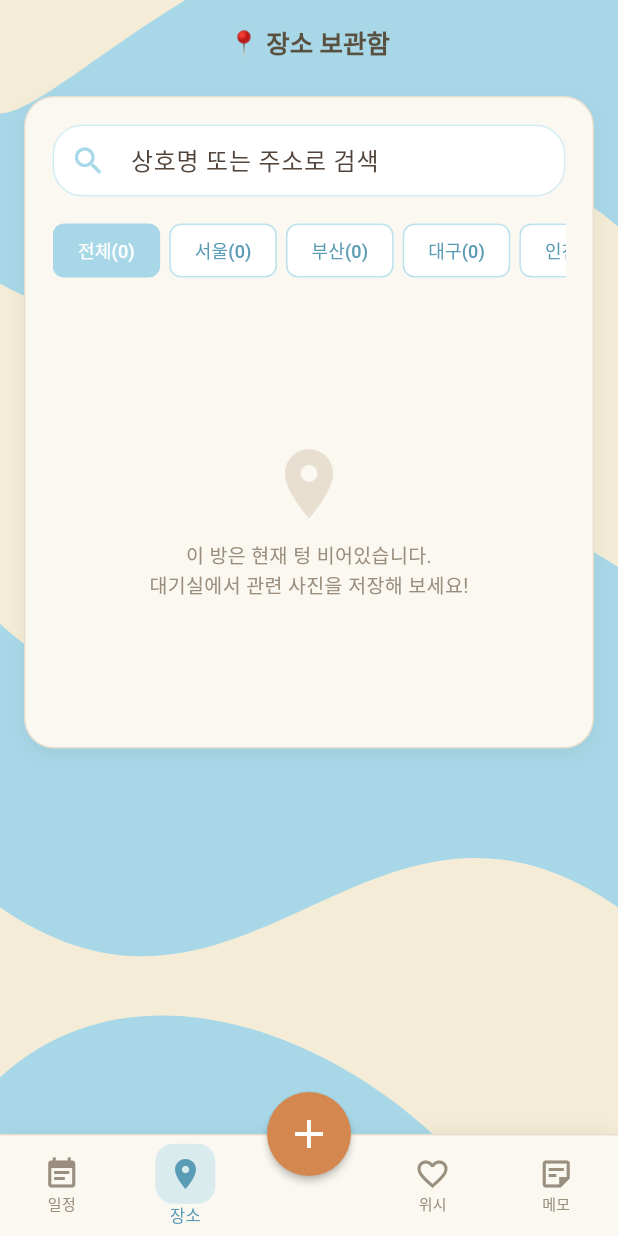
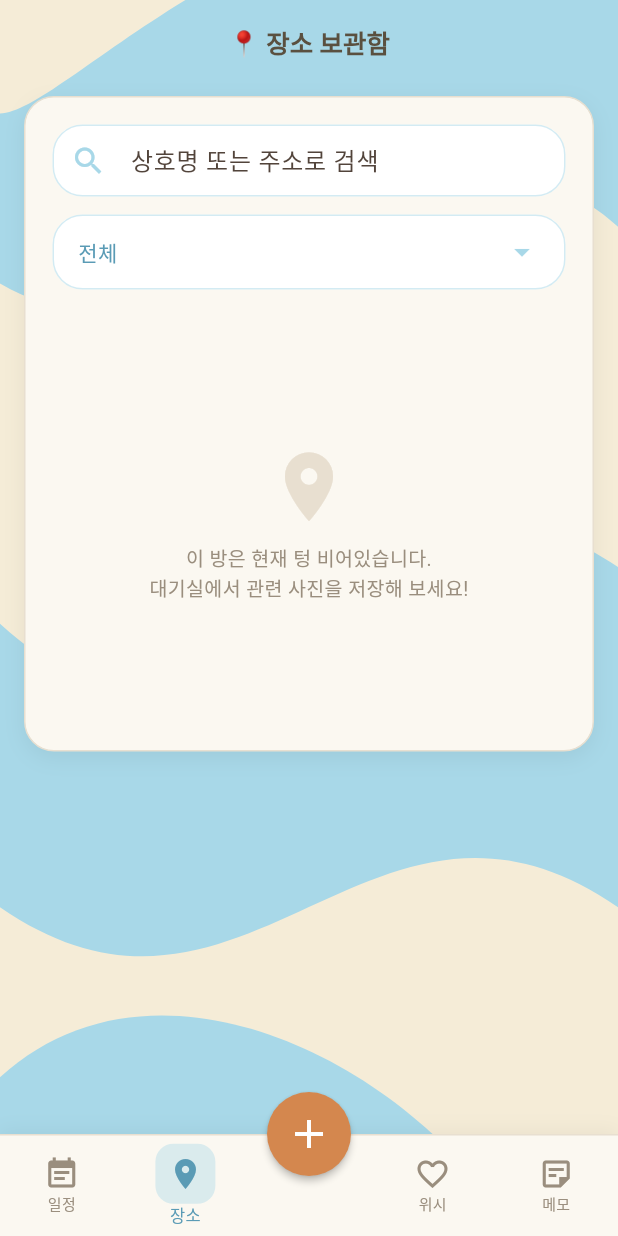
Before and after one commit to costlysiya/capstone-2026-team-35, a Flutter app: the screen it shows after launch, item 2 of the bottom bar chosen, on a phone screen of 412 x 824 dp. Run offline on Flutter 3.47's test engine with Material 3 defaults, Android fonts, the phone set to English and light mode, and no system bars; our stand-ins replace dio, flutter_riverpod, image_cropper, image_picker, sqflite, sqflite_common_ffi and 1 more; missing offline and left inert: google_mlkit_text_recognition, tflite_flutter; accounts and stored records are empty; statements that could not run were skipped.

Commit message:
feat: add multi-select dropdown region filter with overseas option and fix checkbox state bug

```diff
--- a/lib/main.dart
+++ b/lib/main.dart
@@ -199,7 +199,7 @@ final placeLocationProvider = Provider((ref) => TextEditingController());
 final savedCardsProvider = StateProvider<List<Map<String, dynamic>>>((ref) => []);
 
 // 장소 탭 전용 상태
-final placeRegionProvider = StateProvider<String>((ref) => '전체');
+final placeRegionProvider = StateProvider<Set<String>>((ref) => {});
 final placeSearchProvider = StateProvider<String>((ref) => '');
 
 // 🗓️ 캘린더 관련 상태 (일정 보관함)
@@ -1821,9 +1821,16 @@ class HomeScreen extends ConsumerWidget {
                                         if (!title.contains(searchStr) && !extra.contains(searchStr)) return false;
                                       }
 
-                                      if (region != '전체') {
+                                      if (region.isNotEmpty) {
                                         final extra = (c['extraInfo'] ?? '').toString();
-                                        if (!extra.contains(region)) return false;
+                                        bool regionMatched = false;
+                                        for (String r in region) {
+                                          if (extra.contains(r)) {
+                                            regionMatched = true;
+                                            break;
+                                          }
+                                        }
+                                        if (!regionMatched) return false;
                                       }
                                       return true;
                                     }
@@ -1924,32 +1931,93 @@ class HomeScreen extends ConsumerWidget {
                                             ),
                                           ),
                                           const SizedBox(height: 12),
-                                          // 지역 필터 칩들 (가로 스크롤)
-                                          SingleChildScrollView(
-                                            scrollDirection: Axis.horizontal,
-                                            child: Row(
-                                              children: ['전체', '서울', '부산', '대구', '인천', '광주', '대전', '울산', '경기', '강원', '충청', '전라', '경북', '경남', '제주'].map((region) {
-                                                int count = 0;
-                                                if (region == '전체') {
-                                                  count = savedCards.where((c) => c['categoryId'] == 1).length;
-                                                } else {
-                                                  count = savedCards.where((c) => c['categoryId'] == 1 && (c['extraInfo'] ?? '').toString().contains(region)).length;
+                                          // 다중 선택 지역 필터 드롭다운 버튼
+                                          Builder(
+                                            builder: (ctx) {
+                                              final selectedRegions = ref.watch(placeRegionProvider);
+                                              final allRegions = ['서울', '부산', '대구', '인천', '광주', '대전', '울산', '경기', '강원', '충청', '전라', '경북', '경남', '제주', '해외'];
+                                              String btnText = '전체';
+                                              if (selectedRegions.isNotEmpty) {
+                                                btnText = selectedRegions.first;
+                                                if (selectedRegions.length > 1) {
+                                                  btnText += ' 외 ${selectedRegions.length - 1}곳';
                                                 }
-                                                final isSelected = ref.watch(placeRegionProvider) == region;
-                                                return Padding(
-                                                  padding: const EdgeInsets.only(right: 6),
-                                                  child: ChoiceChip(
-                                                    label: Text('$region($count)', style: TextStyle(fontSize: 12, color: isSelected ? Colors.white : SoseangTheme.placeDark)),
-                                                    selected: isSelected,
-                                                    selectedColor: SoseangTheme.placeColor,
-                                                    backgroundColor: Colors.white,
-                                                    side: BorderSide(color: SoseangTheme.placeColor.withOpacity(0.5)),
-                                                    showCheckmark: false,
-                                                    onSelected: (_) => ref.read(placeRegionProvider.notifier).state = region,
+                                              }
+                                              return InkWell(
+                                                onTap: () {
+                                                  showDialog(
+                                                    context: context,
+                                                    builder: (dCtx) {
+                                                      final currentSelected = Set<String>.from(ref.read(placeRegionProvider));
+                                                      return StatefulBuilder(
+                                                        builder: (context, setState) {
+                                                          return AlertDialog(
+                                                            title: const Text('지역 다중 선택', style: TextStyle(fontSize: 16, fontWeight: FontWeight.bold)),
+                                                            contentPadding: const EdgeInsets.only(top: 12, bottom: 0),
+                                                            content: SizedBox(
+                                                              width: double.maxFinite,
+                                                              child: ListView.builder(
+                                                                shrinkWrap: true,
+                                                                itemCount: allRegions.length,
+                                                                itemBuilder: (context, index) {
+                                                                  final region = allRegions[index];
+                                                                  final count = savedCards.where((c) => c['categoryId'] == 1 && (c['extraInfo'] ?? '').toString().contains(region)).length;
+                                                                  return CheckboxListTile(
+                                                                    title: Text('$region ($count)', style: const TextStyle(fontSize: 14)),
+                                                                    value: currentSelected.contains(region),
+                                                                    activeColor: SoseangTheme.placeColor,
+                                                                    dense: true,
+                                                                    controlAffinity: ListTileControlAffinity.leading,
+                                                                    onChanged: (val) {
+                                                                      setState(() {
+                                                                        if (val == true) {
+                                                                          currentSelected.add(region);
+                                                                        } else {
+                                                                          currentSelected.remove(region);
+                                                                        }
+                                                                      });
+                                                                    },
+                                                                  );
+                                                                },
+                                                              ),
+                                                            ),
+                                                            actions: [
+                                                              TextButton(
+                                                                onPressed: () => setState(() => currentSelected.clear()),
+                                                                child: const Text('초기화', style: TextStyle(color: SoseangTheme.textMuted)),
+                                                              ),
+                                                              ElevatedButton(
+                                                                onPressed: () {
+                                                                  ref.read(placeRegionProvider.notifier).state = currentSelected;
+                                                                  Navigator.pop(dCtx);
+                                                                },
+                                                                style: ElevatedButton.styleFrom(backgroundColor: SoseangTheme.placeColor, foregroundColor: Colors.white),
+                                                                child: const Text('적용'),
+                                                              ),
+                                                            ],
+                                                          );
+                                                        },
+                                                      );
+                                                    }
+                                                  );
+                                                },
+                                                child: Container(
+                                                  padding: const EdgeInsets.symmetric(horizontal: 16, vertical: 12),
+                                                  decoration: BoxDecoration(
+                                                    color: Colors.white,
+                                                    borderRadius: BorderRadius.circular(20),
+                                                    border: Border.all(color: SoseangTheme.placeColor.withOpacity(0.5)),
                                                   ),
-                                                );
-                                              }).toList(),
-                                            ),
+                                                  child: Row(
+                                                    mainAxisAlignment: MainAxisAlignment.spaceBetween,
+                                                    children: [
+                                                      Text(btnText, style: const TextStyle(fontSize: 14, color: SoseangTheme.placeDark)),
+                                                      const Icon(Icons.arrow_drop_down, color: SoseangTheme.placeColor),
+                                                    ],
+                                                  ),
+                                                ),
+                                              );
+                                            },
                                           ),
                                           const SizedBox(height: 12),
                                         ],
@@ -2092,9 +2160,16 @@ class HomeScreen extends ConsumerWidget {
                                         if (!title.contains(searchStr) && !extra.contains(searchStr)) return false;
                                       }
 
-                                      if (region != '전체') {
+                                      if (region.isNotEmpty) {
                                         final extra = (c['extraInfo'] ?? '').toString();
-                                        if (!extra.contains(region)) return false;
+                                        bool regionMatched = false;
+                                        for (String r in region) {
+                                          if (extra.contains(r)) {
+                                            regionMatched = true;
+                                            break;
+                                          }
+                                        }
+                                        if (!regionMatched) return false;
                                       }
                                       return true;
                                     }
```
